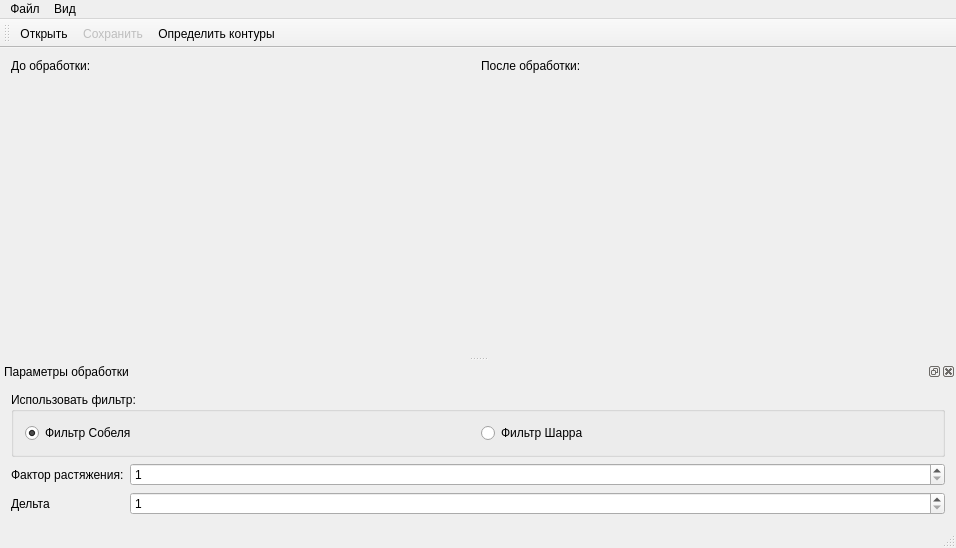
Old version of the form src/mainwindow.ui in the repository dimV36/contours_searching.
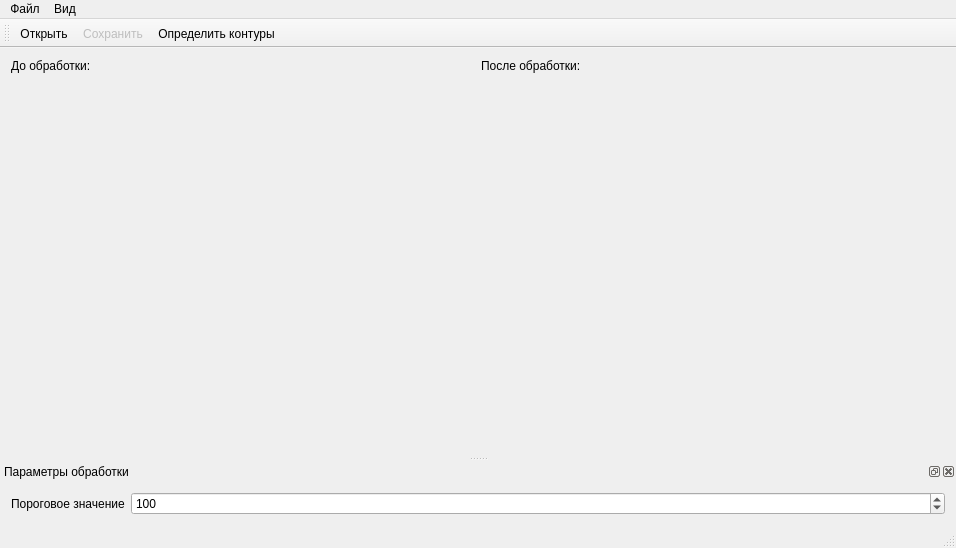
New version of the form. Icons and pictures are not drawn.

Commit message: Выделение контуров

What changed in the file:
```diff
--- a/src/mainwindow.ui
+++ b/src/mainwindow.ui
@@ -108,7 +108,7 @@
      <item row="2" column="0">
       <widget class="QLabel" name="_label_scale">
        <property name="text">
-        <string>Фактор растяжения:</string>
+        <string>Пороговое значение</string>
        </property>
       </widget>
      </item>
@@ -118,53 +118,13 @@
         <number>1</number>
        </property>
        <property name="maximum">
-        <number>200</number>
+        <number>255</number>
        </property>
-      </widget>
-     </item>
-     <item row="4" column="0">
-      <widget class="QLabel" name="_label_delta">
-       <property name="text">
-        <string>Дельта</string>
+       <property name="value">
+        <number>100</number>
        </property>
       </widget>
      </item>
-     <item row="4" column="1">
-      <widget class="QSpinBox" name="_spin_box_delta">
-       <property name="minimum">
-        <number>1</number>
-       </property>
-       <property name="maximum">
-        <number>200</number>
-       </property>
-      </widget>
-     </item>
-     <item row="1" column="0" colspan="2">
-      <widget class="QGroupBox" name="_box_filter">
-       <property name="title">
-        <string>Использовать фильтр:</string>
-       </property>
-       <layout class="QHBoxLayout" name="_group_layout">
-        <item>
-         <widget class="QRadioButton" name="_button_sobel">
-          <property name="text">
-           <string>Фильтр Собеля</string>
-          </property>
-          <property name="checked">
-           <bool>true</bool>
-          </property>
-         </widget>
-        </item>
-        <item>
-         <widget class="QRadioButton" name="_button_shur">
-          <property name="text">
-           <string>Фильтр Шарра</string>
-          </property>
-         </widget>
-        </item>
-       </layout>
-      </widget>
-     </item>
     </layout>
    </widget>
   </widget>
```
Left out of the diff: 4 changed lines with no effect on the pictures. The commit also changes 2 other files.
